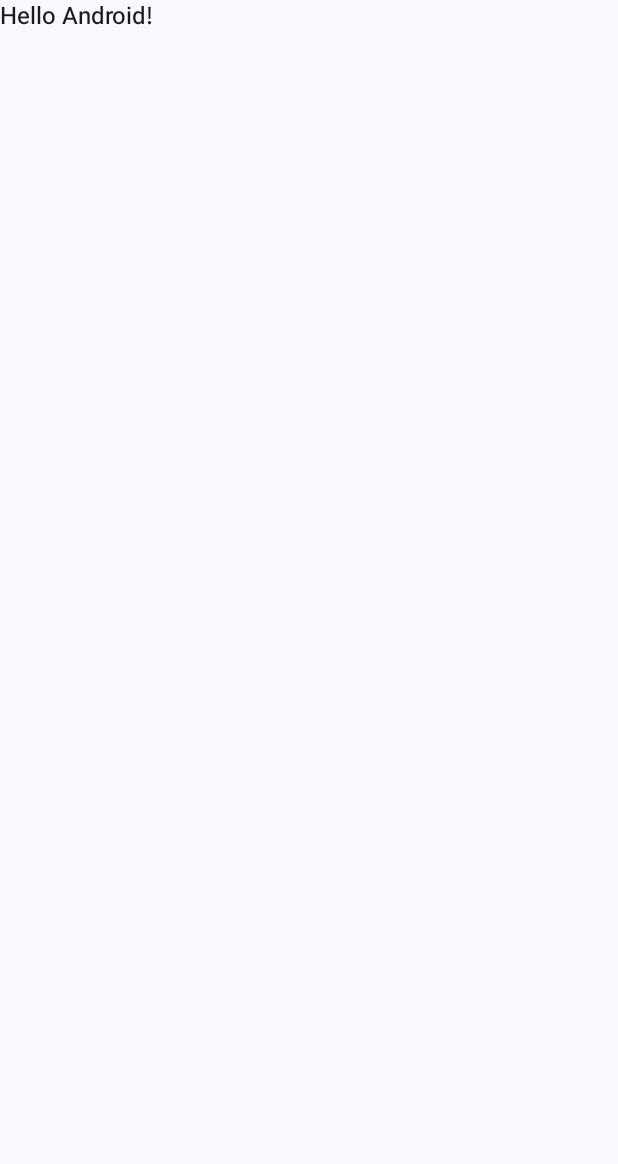
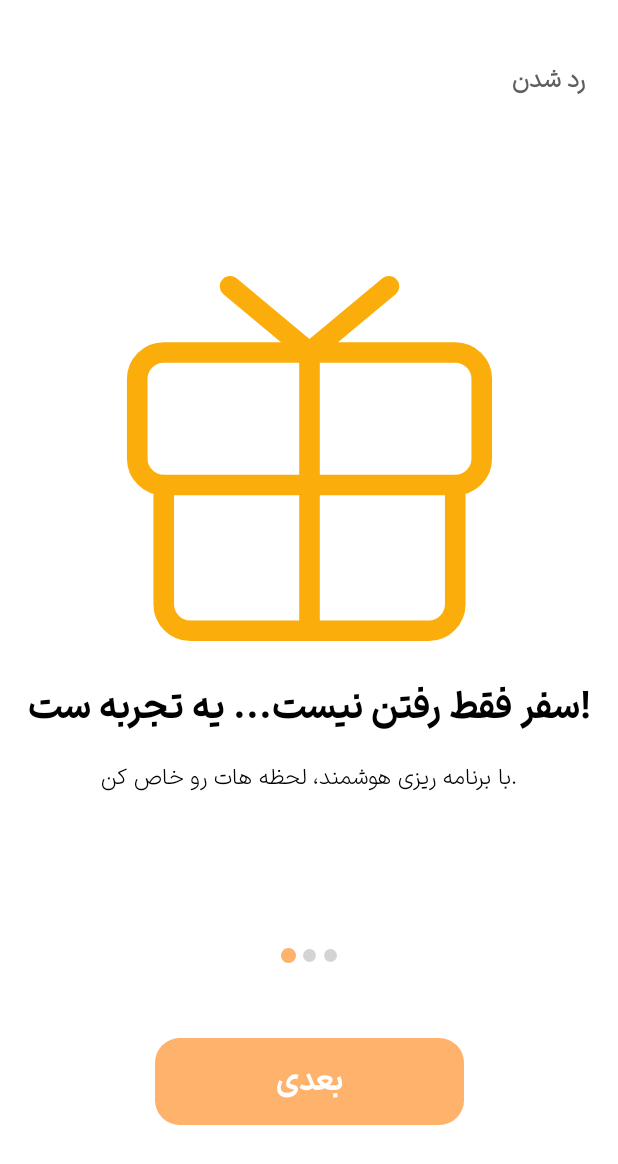
Before and after one commit to Jafari3059/Safarchin, an Android app built with Jetpack Compose: the screen it shows after launch (MainActivity), on a phone screen of 412 x 824 dp. Before the commit the part shown is almost empty. Shown: the top 1164 px of the screen. Run offline under Robolectric (Android 15) with nearby library versions, the phone set to English and light mode, and no system bars.

Commit message:
create first page , advertisments  login , code login

```diff
--- a/app/build.gradle.kts
+++ b/app/build.gradle.kts
@@ -49,6 +49,7 @@ dependencies {
     implementation(libs.androidx.ui.graphics)
     implementation(libs.androidx.ui.tooling.preview)
     implementation(libs.androidx.material3)
+    implementation(libs.androidx.navigation.compose)
     testImplementation(libs.junit)
     androidTestImplementation(libs.androidx.junit)
     androidTestImplementation(libs.androidx.espresso.core)
--- a/app/src/main/java/com/example/safarchin/MainActivity.kt
+++ b/app/src/main/java/com/example/safarchin/MainActivity.kt
@@ -3,45 +3,119 @@ package com.example.safarchin
 import android.os.Bundle
 import androidx.activity.ComponentActivity
 import androidx.activity.compose.setContent
-import androidx.activity.enableEdgeToEdge
-import androidx.compose.foundation.layout.fillMaxSize
-import androidx.compose.foundation.layout.padding
-import androidx.compose.material3.Scaffold
-import androidx.compose.material3.Text
 import androidx.compose.runtime.Composable
-import androidx.compose.ui.Modifier
-import androidx.compose.ui.tooling.preview.Preview
+import androidx.compose.runtime.LaunchedEffect
+import androidx.navigation.compose.NavHost
+import androidx.navigation.compose.composable
+import androidx.navigation.compose.rememberNavController
+import com.example.safarchin.ui.theme.Advertisement_logopage.AdvertisementScreen
+import com.example.safarchin.ui.theme.Advertisement_logopage.logopage
+import com.example.safarchin.ui.theme.login.login
+import com.example.safarchin.ui.theme.login.codeLogin
 import com.example.safarchin.ui.theme.SafarchinTheme
+import kotlinx.coroutines.delay
 
 class MainActivity : ComponentActivity() {
     override fun onCreate(savedInstanceState: Bundle?) {
         super.onCreate(savedInstanceState)
-        enableEdgeToEdge()
         setContent {
             SafarchinTheme {
-                Scaffold(modifier = Modifier.fillMaxSize()) { innerPadding ->
-                    Greeting(
-                        name = "Android",
-                        modifier = Modifier.padding(innerPadding)
-                    )
-                }
+                AppNavigation()
             }
         }
     }
 }
 
 @Composable
-fun Greeting(name: String, modifier: Modifier = Modifier) {
-    Text(
-        text = "Hello $name!",
-        modifier = modifier
+fun AppNavigation() {
+    val navController = rememberNavController()
+
+    NavHost(navController = navController, startDestination = "firstLogo") {
+
+        // صفحه لوگو اول
+        composable("firstLogo") {
+            FirstLogoPage(
+                onNavigate = {
+                    navController.navigate("advertisement1") {
+                        popUpTo("firstLogo") { inclusive = true }
+                    }
+                }
+            )
+        }
+
+        // تبلیغ اول
+        composable("advertisement1") {
+            AdvertisementScreenPage(
+                imageResId = R.drawable.gift,
+                title = "سفر فقط رفتن نیست... یه تجربه ست!",
+                description = "با برنامه ریزی هوشمند، لحظه هات رو خاص کن.",
+                indicatorState = listOf(true, false, false),
+                onNext = { navController.navigate("advertisement2") },
+                onSkip = { navController.navigate("login") }
+            )
+        }
+
+        // تبلیغ دوم
+        composable("advertisement2") {
+            AdvertisementScreenPage(
+                imageResId = R.drawable.gift,
+                title = "برنامه ریزی ساده، سفر آسوده",
+                description = "از انتخاب مقصد تا جاذبه‌های دیدنی، همراهتم!",
+                indicatorState = listOf(false, true, false),
+                onNext = { navController.navigate("advertisement3") },
+                onSkip = { navController.navigate("login") }
+            )
+        }
+
+        // تبلیغ سوم
+        composable("advertisement3") {
+            AdvertisementScreenPage(
+                imageResId = R.drawable.gift,
+                title = "سفرتو همینجا شروع کن!",
+                description = "مقصدتو انتخاب کن، بقیش با ما!",
+                indicatorState = listOf(false, false, true),
+                onNext = { navController.navigate("login") },
+                onSkip = { navController.navigate("login") }
+            )
+        }
+
+        // صفحه لاگین
+        composable("login") {
+            login(navController = navController)
+        }
+
+        // صفحه کد ورود
+        composable("codelogin") {
+            codeLogin()
+        }
+    }
+}
+
+@Composable
+fun FirstLogoPage(onNavigate: () -> Unit) {
+    LaunchedEffect(Unit) {
+        delay(5000L)
+        onNavigate()
+    }
+
+    logopage(onNavigateToLogin = { onNavigate() })
+}
+
+@Composable
+fun AdvertisementScreenPage(
+    imageResId: Int,
+    title: String,
+    description: String,
+    indicatorState: List<Boolean>,
+    onNext: () -> Unit,
+    onSkip: () -> Unit
+) {
+    AdvertisementScreen(
+        imageResId = imageResId,
+        title = title,
+        description = description,
+        indicatorState = indicatorState,
+        onNext = onNext,
+        onSkip = onSkip
     )
 }
-
-@Preview(showBackground = true)
-@Composable
-fun GreetingPreview() {
-    SafarchinTheme {
-        Greeting("Android")
-    }
-}
--- /dev/null
+++ b/app/src/main/java/com/example/safarchin/ui/theme/Advertisement_logopage/Advertisement.kt
@@ -0,0 +1,147 @@
+package com.example.safarchin.ui.theme.Advertisement_logopage
+
+import androidx.compose.foundation.Image
+import androidx.compose.foundation.background
+import androidx.compose.foundation.clickable
+import androidx.compose.foundation.layout.*
+import androidx.compose.foundation.shape.RoundedCornerShape
+import androidx.compose.material3.*
+import androidx.compose.runtime.Composable
+import androidx.compose.ui.Alignment
+import androidx.compose.ui.Modifier
+import androidx.compose.ui.graphics.Color
+import androidx.compose.ui.platform.LocalConfiguration
+import androidx.compose.ui.res.painterResource
+import androidx.compose.ui.tooling.preview.Preview
+import androidx.compose.ui.text.font.FontWeight
+import androidx.compose.ui.text.style.TextAlign
+import androidx.compose.ui.unit.dp
+import androidx.compose.ui.unit.sp
+import com.example.safarchin.R
+import com.example.safarchin.ui.theme.iranSans
+
+@Composable
+fun AdvertisementScreen(
+    imageResId: Int,
+    title: String,
+    description: String,
+    indicatorState: List<Boolean>,
+    onNext: () -> Unit,
+    onSkip: () -> Unit
+) {
+    val configuration = LocalConfiguration.current
+    val screenWidth = configuration.screenWidthDp.dp
+    val screenHeight = configuration.screenHeightDp.dp
+
+    Box(
+        modifier = Modifier
+            .fillMaxSize()
+            .background(Color(0xFFFFFFFF))
+    ) {
+        Text(
+            text = "رد شدن",
+            fontSize = (screenWidth * 0.04f).value.sp,
+            fontWeight = FontWeight.Medium,
+            fontFamily = iranSans,
+            color = Color(0xFF5E5E5E),
+            modifier = Modifier
+                .align(Alignment.TopEnd)
+                .padding(top = screenHeight * 0.05f, end = screenWidth * 0.05f)
+                .clickable { onSkip() }
+        )
+
+        Column(
+            modifier = Modifier.fillMaxSize(),
+            verticalArrangement = Arrangement.Center,
+            horizontalAlignment = Alignment.CenterHorizontally
+        ) {
+            Image(
+                painter = painterResource(id = imageResId),
+                contentDescription = "advertisement",
+                modifier = Modifier
+                    .width(screenWidth * 0.85f)
+                    .height(screenHeight * 0.3f)
+            )
+
+            Spacer(modifier = Modifier.height(screenHeight * 0.03f))
+
+            Text(
+                text = title,
+                fontSize = (screenWidth * 0.06f).value.sp,
+                fontWeight = FontWeight.Bold,
+                fontFamily = iranSans,
+                color = Color(0xFF000000),
+                textAlign = TextAlign.Center
+            )
+
+            Spacer(modifier = Modifier.height(screenHeight * 0.02f))
+
+            Text(
+                text = description,
+                fontSize = (screenWidth * 0.036f).value.sp,
+                fontWeight = FontWeight.Light,
+                fontFamily = iranSans,
+                textAlign = TextAlign.Center,
+                color = Color(0xFF000000),
+                modifier = Modifier
+                    .width(screenWidth * 0.9f)
+                    .height(screenWidth * 0.2f)
+            )
+
+            Spacer(modifier = Modifier.height(screenHeight * 0.05f))
+
+            Row(
+                modifier = Modifier.width(screenWidth * 0.3f),
+                horizontalArrangement = Arrangement.Center,
+                verticalAlignment = Alignment.CenterVertically
+            ) {
+                indicatorState.forEachIndexed { index, isActive ->
+                    Image(
+                        painter = painterResource(id = if (isActive) R.drawable.circlerangi else R.drawable.circleadver),
+                        contentDescription = "indicator",
+                        modifier = Modifier.size(screenWidth * 0.025f) // ✅ سایز همیشگی و ثابت
+                    )
+
+                    // Spacer بین دایره‌ها ولی آخرین دایره spacer نداشته باشه
+                    if (index != indicatorState.lastIndex) {
+                        Spacer(modifier = Modifier.width(screenWidth * 0.01f)) // ✅ فاصله‌ی ثابت
+                    }
+                }
+            }
+
+
+        }
+
+        Button(
+            onClick = { onNext() },
+            modifier = Modifier
+                .align(Alignment.BottomCenter)
+                .padding(bottom = screenHeight * 0.09f)
+                .width(screenWidth * 0.5f)
+                .height(screenHeight * 0.07f),
+            colors = ButtonDefaults.buttonColors(Color(0xFFFFB26B)),
+            shape = RoundedCornerShape(screenWidth * 0.04f)
+        ) {
+            Text(
+                text = "بعدی",
+                color = Color.White,
+                fontSize = (screenWidth * 0.05f).value.sp,
+                fontFamily = iranSans,
+                fontWeight = FontWeight.Bold,
+            )
+        }
+    }
+}
+
+@Preview(showBackground = true)
+@Composable
+fun AdvertisementScreenPreview() {
+    AdvertisementScreen(
+        imageResId = R.drawable.gift,
+        title ="سفر فقط رفتن نیست... یه تجربه ست!" ,
+        description = "از انتخاب مقصد تا مدیریت بودجه و پیشنهاد جاذبه های دیدنی... \nهمه چیز با چند کلیک، کنارته.\n",
+        indicatorState = listOf(true, false, false),
+        onNext = {},
+        onSkip = {}
+    )
+}
--- /dev/null
+++ b/app/src/main/java/com/example/safarchin/ui/theme/Advertisement_logopage/firstlogo.kt
@@ -0,0 +1,77 @@
+package com.example.safarchin.ui.theme.Advertisement_logopage
+
+import androidx.compose.foundation.Image
+import androidx.compose.foundation.background
+import androidx.compose.foundation.layout.*
+import androidx.compose.material3.Text
+import androidx.compose.runtime.Composable
+import androidx.compose.runtime.LaunchedEffect
+import androidx.compose.ui.Alignment
+import androidx.compose.ui.Modifier
+import androidx.compose.ui.graphics.Color
+import androidx.compose.ui.platform.LocalConfiguration
+import androidx.compose.ui.res.painterResource
+import androidx.compose.ui.text.font.FontWeight
+import androidx.compose.ui.text.style.TextAlign
+import androidx.compose.ui.tooling.preview.Preview
+import androidx.compose.ui.unit.dp
+import androidx.compose.ui.unit.sp
+import com.example.safarchin.R
+import com.example.safarchin.ui.theme.iranSans
+import kotlinx.coroutines.delay
+
+@Composable
+fun logopage(onNavigateToLogin: () -> Unit) {
+    // ✅ گرفتن اندازه صفحه برای تنظیم مقیاس لوگو
+    val configuration = LocalConfiguration.current
+    val screenHeight = configuration.screenHeightDp.dp
+    val screenWidth = configuration.screenWidthDp.dp
+
+    val logoHeight = screenHeight * 0.12f // ✅ اندازه لوگو (۱۲٪ از ارتفاع صفحه)
+    val logoWidth = logoHeight * 1.5f // ✅ حفظ نسبت عرض به ارتفاع
+//    ✅ بعد از ۱۰ ثانیه هدایت به صفحه ورود
+    LaunchedEffect(Unit) {
+        delay(3000L) // ⏳ ۱۰ ثانیه صبر کن
+        onNavigateToLogin() // 🚀 انتقال به صفحه ورود
+    }
+
+    Box(
+        modifier = Modifier
+            .fillMaxSize()
+            .background(Color(0xFFFBAD0C)), // ✅ رنگ پس‌زمینه
+        contentAlignment = Alignment.Center
+    ) {
+        Column(
+            modifier = Modifier.fillMaxSize(),
+            verticalArrangement = Arrangement.Center, // ✅ وسط‌چین کردن عمودی
+            horizontalAlignment = Alignment.CenterHorizontally // ✅ وسط‌چین کردن افقی
+        ) {
+            Image(
+                painter = painterResource(id = R.drawable.logo),
+                contentDescription = "logo prodeutsch",
+                modifier = Modifier
+                    .width(logoWidth)
+                    .height(logoHeight)
+            )
+
+            Spacer(modifier = Modifier.height(screenHeight * 0.02f)) // ✅ فاصله بین لوگو و متن
+
+            Text(
+                text = "سفرچین",
+                fontSize = (screenWidth * 0.07f).value.sp, // ✅ تنظیم اندازه فونت بر اساس عرض صفحه
+                fontWeight = FontWeight.Bold,
+                fontFamily = iranSans,
+                color = Color.Black,
+                textAlign = TextAlign.Center, // ✅ وسط‌چین کردن متن
+                modifier = Modifier.fillMaxWidth() // ✅ اطمینان از وسط‌چین شدن متن
+            )
+        }
+    }
+}
+@Preview(showBackground = true, showSystemUi = true)
+@Composable
+fun LogoPagePreview() {
+    logopage(
+        onNavigateToLogin = {} // 🔥 اینجا تو Preview لازم نیست کاری کنیم
+    )
+}
--- a/app/src/main/java/com/example/safarchin/ui/theme/newtrip/CreateTripScreen.kt
+++ b/app/src/main/java/com/example/safarchin/ui/theme/newtrip/CreateTripScreen.kt
@@ -276,7 +276,7 @@ fun EsfahanCard(
                         .clip(RoundedCornerShape(15.dp))
                 ) {
                     Image(
-                        painter = painterResource(id = R.drawable.imagesquareemam),
+                        painter = painterResource(id = R.drawable.map),
                         contentDescription = null,
                         contentScale = ContentScale.FillBounds, // به جای Crop یا Fit
                         modifier = Modifier
--- /dev/null
+++ b/app/src/main/res/drawable/circleadver.xml
@@ -0,0 +1,9 @@
+<vector xmlns:android="http://schemas.android.com/apk/res/android"
+    android:width="7dp"
+    android:height="6dp"
+    android:viewportWidth="7"
+    android:viewportHeight="6">
+  <path
+      android:pathData="M3.5,3m-3,0a3,3 0,1 1,6 0a3,3 0,1 1,-6 0"
+      android:fillColor="#D5D4D4"/>
+</vector>
--- /dev/null
+++ b/app/src/main/res/drawable/circlerangi.xml
@@ -0,0 +1,9 @@
+<vector xmlns:android="http://schemas.android.com/apk/res/android"
+    android:width="6dp"
+    android:height="6dp"
+    android:viewportWidth="6"
+    android:viewportHeight="6">
+  <path
+      android:pathData="M3,3m-3,0a3,3 0,1 1,6 0a3,3 0,1 1,-6 0"
+      android:fillColor="#FFB26B"/>
+</vector>
```
Also changed, not shown: app/src/main/java/com/example/safarchin/ui/theme/login/Loginsignin.kt (added, +161 -0 lines), app/src/main/java/com/example/safarchin/ui/theme/login/codelogin.kt (added, +185 -0 lines), app/src/main/res/drawable/twocircle.xml (added, +9 -0 lines), gradle/libs.versions.toml (+8 -4 lines), app/src/main/res/drawable/background.jpg (added), app/src/main/res/drawable/logo.png (added), gradle/wrapper/gradle-wrapper.properties.
